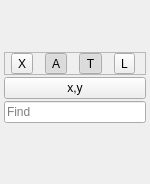
gdevic/Z80Explorer, file src/WidgetImageOverlay.ui: the form before one commit.
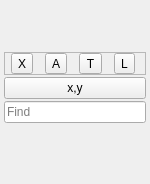
The form after the commit.

Commit message:
For each image view, save/restore 4 buttons across the runs
Active nets, Annotations, ActiveTransistors and Latches

```diff
--- a/src/WidgetImageOverlay.ui
+++ b/src/WidgetImageOverlay.ui
@@ -107,9 +107,6 @@
         <property name="checkable">
          <bool>true</bool>
         </property>
-        <property name="checked">
-         <bool>true</bool>
-        </property>
        </widget>
       </item>
       <item>
@@ -126,9 +123,6 @@
         <property name="checkable">
          <bool>true</bool>
         </property>
-        <property name="checked">
-         <bool>true</bool>
-        </property>
        </widget>
       </item>
       <item>
```
The commit also changes 3 other files.
